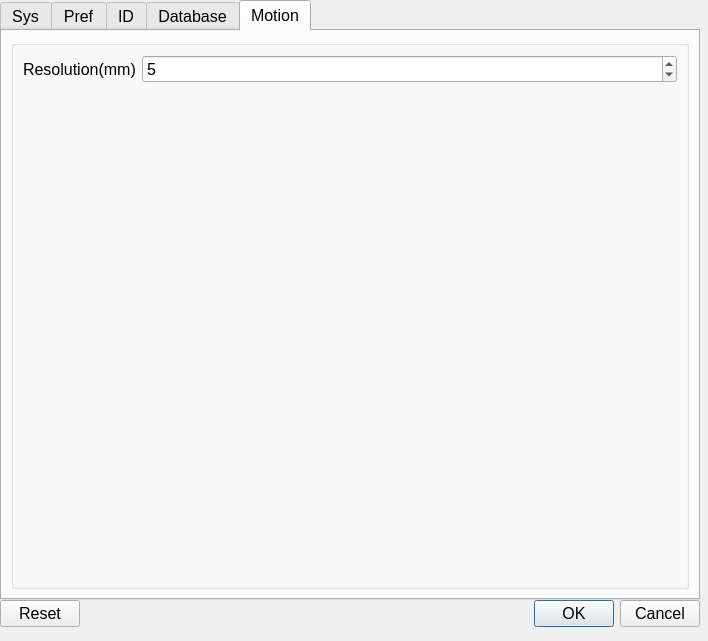
The window that source/wnd/ui/syspref.ui (ww4u/megarobostudio) describes before a commit, drawn with Qt 5.
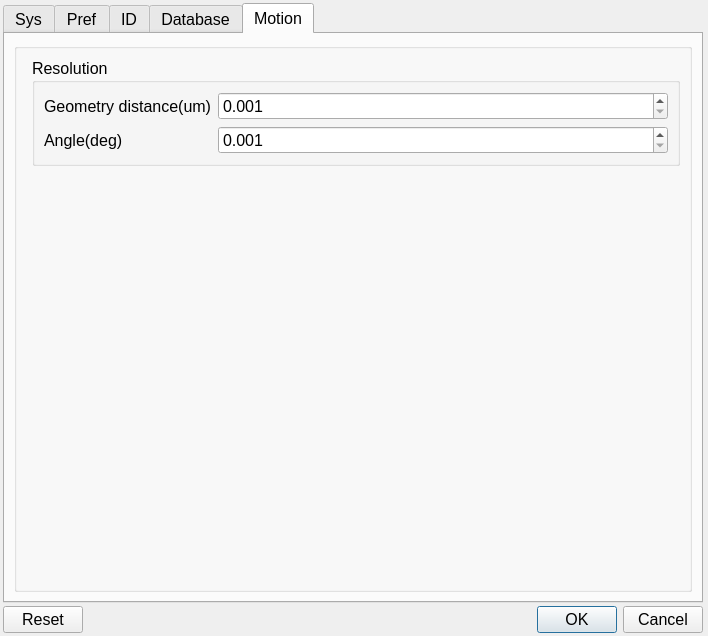
The same window after the commit. The open tabs and pages were chosen to show the change. Icons and pictures are not drawn.

What changed in the file:
```diff
--- a/source/wnd/ui/syspref.ui
+++ b/source/wnd/ui/syspref.ui
@@ -7,7 +7,7 @@
     <x>0</x>
     <y>0</y>
     <width>708</width>
-    <height>641</height>
+    <height>633</height>
    </rect>
   </property>
   <property name="sizePolicy">
@@ -33,26 +33,26 @@
   </property>
   <layout class="QVBoxLayout" name="verticalLayout">
    <property name="spacing">
-    <number>0</number>
+    <number>3</number>
    </property>
    <property name="leftMargin">
-    <number>0</number>
+    <number>3</number>
    </property>
    <property name="topMargin">
-    <number>0</number>
+    <number>3</number>
    </property>
    <property name="rightMargin">
-    <number>0</number>
+    <number>3</number>
    </property>
    <property name="bottomMargin">
-    <number>0</number>
+    <number>3</number>
    </property>
    <item>
     <widget class="QTabWidget" name="tabWidget">
      <property name="sizePolicy">
-      <sizepolicy hsizetype="Fixed" vsizetype="Fixed">
+      <sizepolicy hsizetype="Fixed" vsizetype="Expanding">
        <horstretch>0</horstretch>
-       <verstretch>0</verstretch>
+       <verstretch>1</verstretch>
       </sizepolicy>
      </property>
      <property name="maximumSize">
@@ -1421,24 +1421,53 @@
           <string/>
          </property>
          <layout class="QFormLayout" name="formLayout_4">
-          <item row="0" column="0">
-           <widget class="QLabel" name="label_24">
-            <property name="text">
-             <string>Resolution(mm)</string>
+          <item row="1" column="1">
+           <widget class="QGroupBox" name="groupBox_13">
+            <property name="title">
+             <string>Resolution</string>
             </property>
-           </widget>
-          </item>
-          <item row="0" column="1">
-           <widget class="QSpinBox" name="spinBox">
-            <property name="minimum">
-             <number>1</number>
-            </property>
-            <property name="maximum">
-             <number>20</number>
-            </property>
-            <property name="value">
-             <number>5</number>
-            </property>
+            <layout class="QFormLayout" name="formLayout_9">
+             <item row="1" column="0">
+              <widget class="QLabel" name="label_43">
+               <property name="text">
+                <string>Angle(deg)</string>
+               </property>
+              </widget>
+             </item>
+             <item row="0" column="0">
+              <widget class="QLabel" name="label_24">
+               <property name="text">
+                <string>Geometry distance(um)</string>
+               </property>
+              </widget>
+             </item>
+             <item row="1" column="1">
+              <widget class="QDoubleSpinBox" name="spinAngleError">
+               <property name="decimals">
+                <number>3</number>
+               </property>
+               <property name="minimum">
+                <double>0.001000000000000</double>
+               </property>
+               <property name="maximum">
+                <double>10.000000000000000</double>
+               </property>
+              </widget>
+             </item>
+             <item row="0" column="1">
+              <widget class="QDoubleSpinBox" name="spinDistanceError">
+               <property name="decimals">
+                <number>3</number>
+               </property>
+               <property name="minimum">
+                <double>0.001000000000000</double>
+               </property>
+               <property name="maximum">
+                <double>10.000000000000000</double>
+               </property>
+              </widget>
+             </item>
+            </layout>
            </widget>
           </item>
          </layout>
@@ -1453,7 +1482,7 @@
      <property name="sizePolicy">
       <sizepolicy hsizetype="Expanding" vsizetype="Fixed">
        <horstretch>0</horstretch>
-       <verstretch>0</verstretch>
+       <verstretch>1</verstretch>
       </sizepolicy>
      </property>
      <property name="maximumSize">
@@ -1467,19 +1496,6 @@
      </property>
     </widget>
    </item>
-   <item>
-    <spacer name="verticalSpacer_2">
-     <property name="orientation">
-      <enum>Qt::Vertical</enum>
-     </property>
-     <property name="sizeHint" stdset="0">
-      <size>
-       <width>20</width>
-       <height>1</height>
-      </size>
-     </property>
-    </spacer>
-   </item>
   </layout>
  </widget>
  <resources>
```
Left out of the diff: 296 changed lines with no effect on the pictures.
